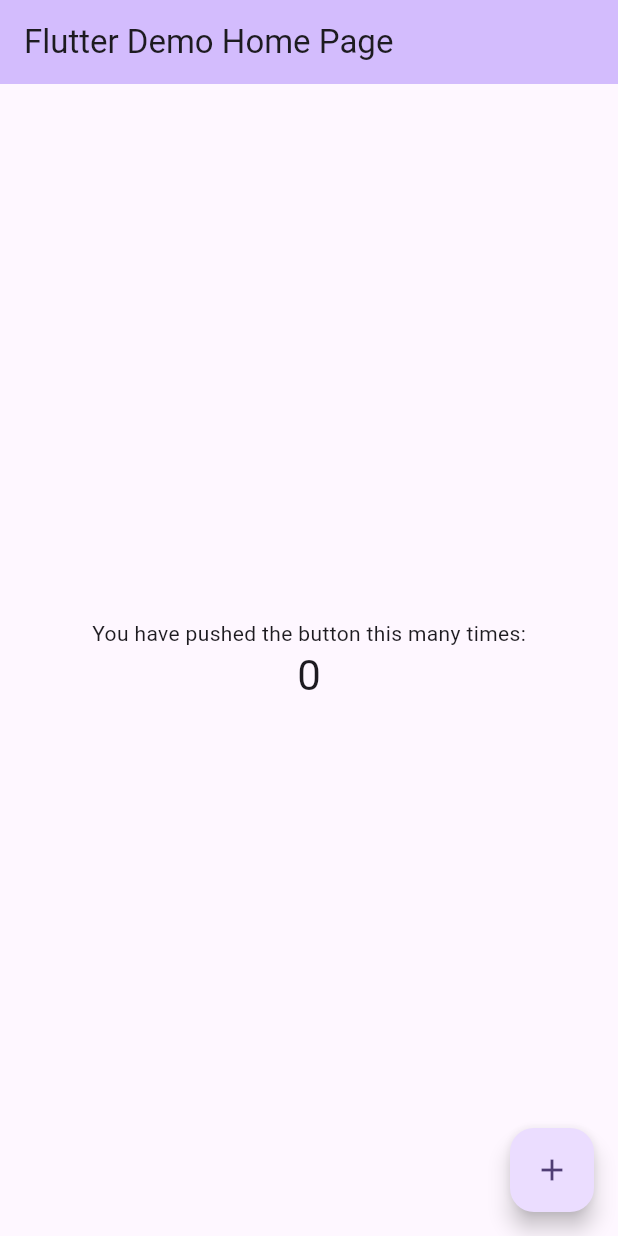
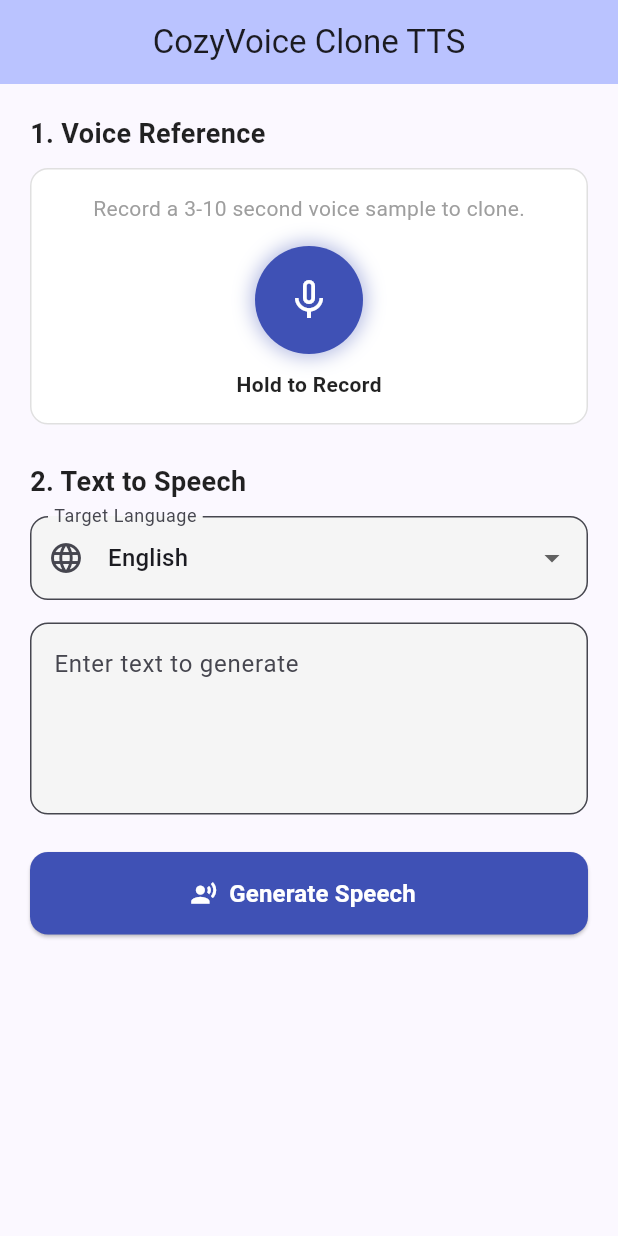
Before and after one commit to could-ai/019aa33e-4c48-74c9-a362-a5f580ab88c7, a Flutter app: the screen it shows after launch, on a phone screen of 412 x 824 dp. Run offline on Flutter 3.47's test engine with Material 3 defaults, Android fonts, the phone set to English and light mode, and no system bars; our stand-ins replace audioplayers, permission_handler; missing offline and left inert: record.

Commit message:
Added dependencies for audio recording, playback, HTTP requests, and permissions handling.; Added permissions for Internet and Audio Recording to AndroidManifest.xml.; Created ApiService to handle communication with the CozyVoice backend. Currently set up with a mock structure and comments on how to connect to a real Python backend.; Updated main.dart to set up the app theme and point to the new HomeScreen.; Created HomeScreen with functionality to record voice samples, input text, select language (English, Arabic, Yoruba), and trigger the speech generation process. Includes UI for recording and playback.

```diff
--- a/usr/lib/main.dart
+++ b/usr/lib/main.dart
@@ -1,4 +1,5 @@
 import 'package:flutter/material.dart';
+import 'package:couldai_user_app/screens/home_screen.dart';
 
 void main() {
   runApp(const MyApp());
@@ -7,114 +8,21 @@ void main() {
 class MyApp extends StatelessWidget {
   const MyApp({super.key});
 
-  // This widget is the root of your application.
   @override
   Widget build(BuildContext context) {
     return MaterialApp(
-      title: 'Flutter Demo',
+      title: 'CozyVoice TTS',
       debugShowCheckedModeBanner: false,
       theme: ThemeData(
-        // This is the theme of your application.
-        //
-        // TRY THIS: Try running your application with "flutter run". You'll see
-        // the application has a purple toolbar. Then, without quitting the app,
-        // try changing the seedColor in the colorScheme below to Colors.green
-        // and then invoke "hot reload" (save your changes or press the "hot
-        // reload" button in a Flutter-supported IDE, or press "r" if you used
-        // the command line to start the app).
-        //
-        // Notice that the counter didn't reset back to zero; the application
-        // state is not lost during the reload. To reset the state, use hot
-        // restart instead.
-        //
-        // This works for code too, not just values: Most code changes can be
-        // tested with just a hot reload.
-        colorScheme: ColorScheme.fromSeed(seedColor: Colors.deepPurple),
+        colorScheme: ColorScheme.fromSeed(seedColor: Colors.indigo),
+        useMaterial3: true,
+        inputDecorationTheme: InputDecorationTheme(
+          border: OutlineInputBorder(borderRadius: BorderRadius.circular(12)),
+          filled: true,
+          fillColor: Colors.grey.shade100,
+        ),
       ),
-      home: const MyHomePage(title: 'Flutter Demo Home Page'),
+      home: const HomeScreen(),
     );
   }
 }
-
-class MyHomePage extends StatefulWidget {
-  const MyHomePage({super.key, required this.title});
-
-  // This widget is the home page of your application. It is stateful, meaning
-  // that it has a State object (defined below) that contains fields that affect
-  // how it looks.
-
-  // This class is the configuration for the state. It holds the values (in this
-  // case the title) provided by the parent (in this case the App widget) and
-  // used by the build method of the State. Fields in a Widget subclass are
-  // always marked "final".
-
-  final String title;
-
-  @override
-  State<MyHomePage> createState() => _MyHomePageState();
-}
-
-class _MyHomePageState extends State<MyHomePage> {
-  int _counter = 0;
-
-  void _incrementCounter() {
-    setState(() {
-      // This call to setState tells the Flutter framework that something has
-      // changed in this State, which causes it to rerun the build method below
-      // so that the display can reflect the updated values. If we changed
-      // _counter without calling setState(), then the build method would not be
-      // called again, and so nothing would appear to happen.
-      _counter++;
-    });
-  }
-
-  @override
-  Widget build(BuildContext context) {
-    // This method is rerun every time setState is called, for instance as done
-    // by the _incrementCounter method above.
-    //
-    // The Flutter framework has been optimized to make rerunning build methods
-    // fast, so that you can just rebuild anything that needs updating rather
-    // than having to individually change instances of widgets.
-    return Scaffold(
-      appBar: AppBar(
-        // TRY THIS: Try changing the color here to a specific color (to
-        // Colors.amber, perhaps?) and trigger a hot reload to see the AppBar
-        // change color while the other colors stay the same.
-        backgroundColor: Theme.of(context).colorScheme.inversePrimary,
-        // Here we take the value from the MyHomePage object that was created by
-        // the App.build method, and use it to set our appbar title.
-        title: Text(widget.title),
-      ),
-      body: Center(
-        // Center is a layout widget. It takes a single child and positions it
-        // in the middle of the parent.
-        child: Column(
-          // Column is also a layout widget. It takes a list of children and
-          // arranges them vertically. By default, it sizes itself to fit its
-          // children horizontally, and tries to be as tall as its parent.
-          //
-          // Column has various properties to control how it sizes itself and
-          // how it positions its children. Here we use mainAxisAlignment to
-          // center the children vertically; the main axis here is the vertical
-          // axis because Columns are vertical (the cross axis would be
-          // horizontal).
-          //
-          // TRY THIS: Invoke "debug painting" (choose the "Toggle Debug Paint"
-          // action in the IDE, or press "p" in the console), to see the
-          // wireframe for each widget.
-          mainAxisAlignment: MainAxisAlignment.center,
-          children: <Widget>[
-            const Text('You have pushed the button this many times:'),
-            Text('$_counter', style: Theme.of(context).textTheme.headlineMedium),
-          ],
-        ),
-      ),
-      floatingActionButton: FloatingActionButton(
-        onPressed: _incrementCounter,
-        tooltip: 'Increment',
-        child: const Icon(Icons.add),
-      ), // This trailing comma makes auto-formatting nicer for build methods.
-    );
-  }
-}
--- /dev/null
+++ b/usr/lib/screens/home_screen.dart
@@ -0,0 +1,345 @@
+import 'dart:io';
+import 'package:flutter/material.dart';
+import 'package:audioplayers/audioplayers.dart';
+import 'package:record/record.dart';
+import 'package:path_provider/path_provider.dart';
+import 'package:permission_handler/permission_handler.dart';
+import '../services/api_service.dart';
+
+class HomeScreen extends StatefulWidget {
+  const HomeScreen({super.key});
+
+  @override
+  State<HomeScreen> createState() => _HomeScreenState();
+}
+
+class _HomeScreenState extends State<HomeScreen> {
+  final TextEditingController _textController = TextEditingController();
+  final AudioRecorder _audioRecorder = AudioRecorder();
+  final AudioPlayer _audioPlayer = AudioPlayer();
+  final ApiService _apiService = ApiService();
+
+  String _selectedLanguage = 'English';
+  final List<String> _languages = ['English', 'Arabic', 'Yoruba'];
+
+  bool _isRecording = false;
+  bool _isGenerating = false;
+  String? _recordedFilePath;
+  String? _generatedAudioPath;
+  bool _isPlaying = false;
+
+  @override
+  void dispose() {
+    _textController.dispose();
+    _audioRecorder.dispose();
+    _audioPlayer.dispose();
+    super.dispose();
+  }
+
+  Future<void> _startRecording() async {
+    try {
+      if (await _audioRecorder.hasPermission()) {
+        final directory = await getTemporaryDirectory();
+        final path = '${directory.path}/ref_audio_${DateTime.now().millisecondsSinceEpoch}.m4a';
+
+        await _audioRecorder.start(const RecordConfig(), path: path);
+        setState(() {
+          _isRecording = true;
+          _recordedFilePath = null;
+        });
+      } else {
+        ScaffoldMessenger.of(context).showSnackBar(
+          const SnackBar(content: Text('Microphone permission required')),
+        );
+      }
+    } catch (e) {
+      print('Error starting record: $e');
+    }
+  }
+
+  Future<void> _stopRecording() async {
+    try {
+      final path = await _audioRecorder.stop();
+      setState(() {
+        _isRecording = false;
+        _recordedFilePath = path;
+      });
+    } catch (e) {
+      print('Error stopping record: $e');
+    }
+  }
+
+  Future<void> _playAudio(String path) async {
+    try {
+      await _audioPlayer.play(DeviceFileSource(path));
+      setState(() => _isPlaying = true);
+      _audioPlayer.onPlayerComplete.listen((event) {
+        setState(() => _isPlaying = false);
+      });
+    } catch (e) {
+      print('Error playing audio: $e');
+    }
+  }
+
+  Future<void> _stopAudio() async {
+    await _audioPlayer.stop();
+    setState(() => _isPlaying = false);
+  }
+
+  Future<void> _generateSpeech() async {
+    if (_textController.text.isEmpty) {
+      ScaffoldMessenger.of(context).showSnackBar(
+        const SnackBar(content: Text('Please enter some text')),
+      );
+      return;
+    }
+
+    if (_recordedFilePath == null) {
+      ScaffoldMessenger.of(context).showSnackBar(
+        const SnackBar(content: Text('Please record a voice reference first')),
+      );
+      return;
+    }
+
+    setState(() => _isGenerating = true);
+
+    // Map display language to code
+    String langCode = 'en';
+    if (_selectedLanguage == 'Arabic') langCode = 'ar';
+    if (_selectedLanguage == 'Yoruba') langCode = 'yo'; // Assuming 'yo' for Yoruba
+
+    final File? result = await _apiService.generateSpeech(
+      text: _textController.text,
+      language: langCode,
+      referenceAudio: File(_recordedFilePath!),
+    );
+
+    setState(() => _isGenerating = false);
+
+    if (result != null) {
+      setState(() => _generatedAudioPath = result.path);
+    } else {
+      // Show demo dialog since we don't have a real backend
+      _showBackendDialog();
+    }
+  }
+
+  void _showBackendDialog() {
+    showDialog(
+      context: context,
+      builder: (context) => AlertDialog(
+        title: const Text('Backend Required'),
+        content: const Text(
+          'To generate real audio, this app needs to be connected to a CozyVoice backend server.\n\n'
+          'The app is currently configured to look for a server at http://10.0.2.2:8000 (Android Emulator default).\n\n'
+          'Please set up the Python backend to process the requests.',
+        ),
+        actions: [
+          TextButton(
+            onPressed: () => Navigator.pop(context),
+            child: const Text('OK'),
+          ),
+        ],
+      ),
+    );
+  }
+
+  @override
+  Widget build(BuildContext context) {
+    return Scaffold(
+      appBar: AppBar(
+        title: const Text('CozyVoice Clone TTS'),
+        centerTitle: true,
+        backgroundColor: Theme.of(context).colorScheme.inversePrimary,
+      ),
+      body: SingleChildScrollView(
+        padding: const EdgeInsets.all(20.0),
+        child: Column(
+          crossAxisAlignment: CrossAxisAlignment.stretch,
+          children: [
+            // Section 1: Voice Reference
+            _buildSectionTitle('1. Voice Reference'),
+            const SizedBox(height: 10),
+            Container(
+              padding: const EdgeInsets.all(16),
+              decoration: BoxDecoration(
+                color: Colors.white,
+                borderRadius: BorderRadius.circular(12),
+                border: Border.all(color: Colors.grey.shade300),
+              ),
+              child: Column(
+                children: [
+                  const Text(
+                    'Record a 3-10 second voice sample to clone.',
+                    style: TextStyle(color: Colors.grey),
+                  ),
+                  const SizedBox(height: 15),
+                  Row(
+                    mainAxisAlignment: MainAxisAlignment.center,
+                    children: [
+                      GestureDetector(
+                        onLongPress: _startRecording,
+                        onLongPressUp: _stopRecording,
+                        child: Container(
+                          padding: const EdgeInsets.all(20),
+                          decoration: BoxDecoration(
+                            shape: BoxShape.circle,
+                            color: _isRecording ? Colors.red : Colors.indigo,
+                            boxShadow: [
+                              BoxShadow(
+                                color: (_isRecording ? Colors.red : Colors.indigo).withOpacity(0.4),
+                                blurRadius: 10,
+                                spreadRadius: 2,
+                              )
+                            ],
+                          ),
+                          child: Icon(
+                            _isRecording ? Icons.mic : Icons.mic_none,
+                            color: Colors.white,
+                            size: 32,
+                          ),
+                        ),
+                      ),
+                    ],
+                  ),
+                  const SizedBox(height: 10),
+                  Text(
+                    _isRecording ? 'Recording... Release to stop' : 'Hold to Record',
+                    style: TextStyle(
+                      fontWeight: FontWeight.bold,
+                      color: _isRecording ? Colors.red : Colors.black87,
+                    ),
+                  ),
+                  if (_recordedFilePath != null) ...[
+                    const SizedBox(height: 15),
+                    const Divider(),
+                    ListTile(
+                      leading: const Icon(Icons.check_circle, color: Colors.green),
+                      title: const Text('Reference Audio Ready'),
+                      trailing: IconButton(
+                        icon: const Icon(Icons.play_arrow),
+                        onPressed: () => _playAudio(_recordedFilePath!),
+                      ),
+                    ),
+                  ],
+                ],
+              ),
+            ),
+
+            const SizedBox(height: 25),
+
+            // Section 2: Text Input
+            _buildSectionTitle('2. Text to Speech'),
+            const SizedBox(height: 10),
+            DropdownButtonFormField<String>(
+              value: _selectedLanguage,
+              decoration: const InputDecoration(
+                labelText: 'Target Language',
+                prefixIcon: Icon(Icons.language),
+              ),
+              items: _languages.map((lang) {
+                return DropdownMenuItem(value: lang, child: Text(lang));
+              }).toList(),
+              onChanged: (val) => setState(() => _selectedLanguage = val!),
+            ),
+            const SizedBox(height: 15),
+            TextField(
+              controller: _textController,
+              maxLines: 4,
+              decoration: InputDecoration(
+                labelText: 'Enter text to generate',
+                hintText: _selectedLanguage == 'Arabic'
+                    ? 'أدخل النص هنا...'
+                    : 'Type something here...',
+                alignLabelWithHint: true,
+              ),
+              textDirection: _selectedLanguage == 'Arabic'
+                  ? TextDirection.rtl
+                  : TextDirection.ltr,
+            ),
+
+            const SizedBox(height: 25),
+
+            // Section 3: Generate
+            SizedBox(
+              height: 55,
+              child: ElevatedButton.icon(
+                onPressed: _isGenerating ? null : _generateSpeech,
+                icon: _isGenerating
+                    ? const SizedBox(
+                        width: 20,
+                        height: 20,
+                        child: CircularProgressIndicator(strokeWidth: 2, color: Colors.white)
+                      )
+                    : const Icon(Icons.record_voice_over),
+                label: Text(
+                  _isGenerating ? 'Generating...' : 'Generate Speech',
+                  style: const TextStyle(fontSize: 16, fontWeight: FontWeight.bold),
+                ),
+                style: ElevatedButton.styleFrom(
+                  backgroundColor: Colors.indigo,
+                  foregroundColor: Colors.white,
+                  shape: RoundedRectangleBorder(borderRadius: BorderRadius.circular(12)),
+                ),
+              ),
+            ),
+
+            if (_generatedAudioPath != null) ...[
+              const SizedBox(height: 25),
+              _buildSectionTitle('3. Result'),
+              const SizedBox(height: 10),
+              Container(
+                padding: const EdgeInsets.all(16),
+                decoration: BoxDecoration(
+                  color: Colors.green.shade50,
+                  borderRadius: BorderRadius.circular(12),
+                  border: Border.all(color: Colors.green.shade200),
+                ),
+                child: Row(
+                  children: [
+                    IconButton(
+                      icon: Icon(_isPlaying ? Icons.stop_circle : Icons.play_circle_fill),
+                      iconSize: 48,
+                      color: Colors.green,
+                      onPressed: () {
+                        if (_isPlaying) {
+                          _stopAudio();
+                        } else {
+                          _playAudio(_generatedAudioPath!);
+                        }
+                      },
+                    ),
+                    const SizedBox(width: 10),
+                    const Expanded(
+                      child: Column(
+                        crossAxisAlignment: CrossAxisAlignment.start,
+                        children: [
+                          Text(
+                            'Audio Generated Successfully!',
+                            style: TextStyle(fontWeight: FontWeight.bold, color: Colors.green),
+                          ),
+                          Text('Tap play to listen', style: TextStyle(fontSize: 12)),
+                        ],
+                      ),
+                    ),
+                  ],
+                ),
+              ),
+            ],
+          ],
+        ),
+      ),
+    );
+  }
+
+  Widget _buildSectionTitle(String title) {
+    return Text(
+      title,
+      style: const TextStyle(
+        fontSize: 18,
+        fontWeight: FontWeight.bold,
+        color: Colors.black87,
+      ),
+    );
+  }
+}
--- /dev/null
+++ b/usr/lib/services/api_service.dart
@@ -0,0 +1,56 @@
+import 'dart:io';
+import 'package:http/http.dart' as http;
+import 'dart:convert';
+
+class ApiService {
+  // REPLACE THIS WITH YOUR ACTUAL COZYVOICE BACKEND URL
+  // Example: If running locally on PC and testing on Android Emulator use 'http://10.0.2.2:8000'
+  // If running on a real device, use your PC's local IP e.g., 'http://192.168.1.X:8000'
+  static const String _baseUrl = 'http://10.0.2.2:8000';
+
+  Future<File?> generateSpeech({
+    required String text,
+    required String language, // 'en', 'ar', 'yo'
+    required File? referenceAudio,
+  }) async {
+    try {
+      // This is a MOCK implementation because we don't have a live backend.
+      // In a real app, you would send a MultipartRequest.
+
+      /* REAL IMPLEMENTATION EXAMPLE:
+      var request = http.MultipartRequest('POST', Uri.parse('$_baseUrl/inference'));
+      request.fields['text'] = text;
+      request.fields['language'] = language;
+
+      if (referenceAudio != null) {
+        request.files.add(await http.MultipartFile.fromPath('ref_audio', referenceAudio.path));
+      }
+
+      var response = await request.send();
+      if (response.statusCode == 200) {
+        // Save the stream to a file
+        final directory = await getTemporaryDirectory();
+        final file = File('${directory.path}/output.wav');
+        // ... write bytes ...
+        return file;
+      }
+      */
+
+      // SIMULATION DELAY
+      await Future.delayed(const Duration(seconds: 2));
+
+      // Since we can't generate real audio without the backend,
+      // we will return null here to simulate a "Backend Not Connected" state
+      // or you could return a dummy file if you had one in assets.
+      print("Simulating API call to $_baseUrl with text: $text ($language)");
+
+      // For demo purposes, we'll throw an exception to prompt the user to check backend
+      // or return null.
+      return null;
+
+    } catch (e) {
+      print("Error generating speech: $e");
+      return null;
+    }
+  }
+}
```
Also changed, not shown: usr/pubspec.yaml (+7 -70 lines), 1 other file.
